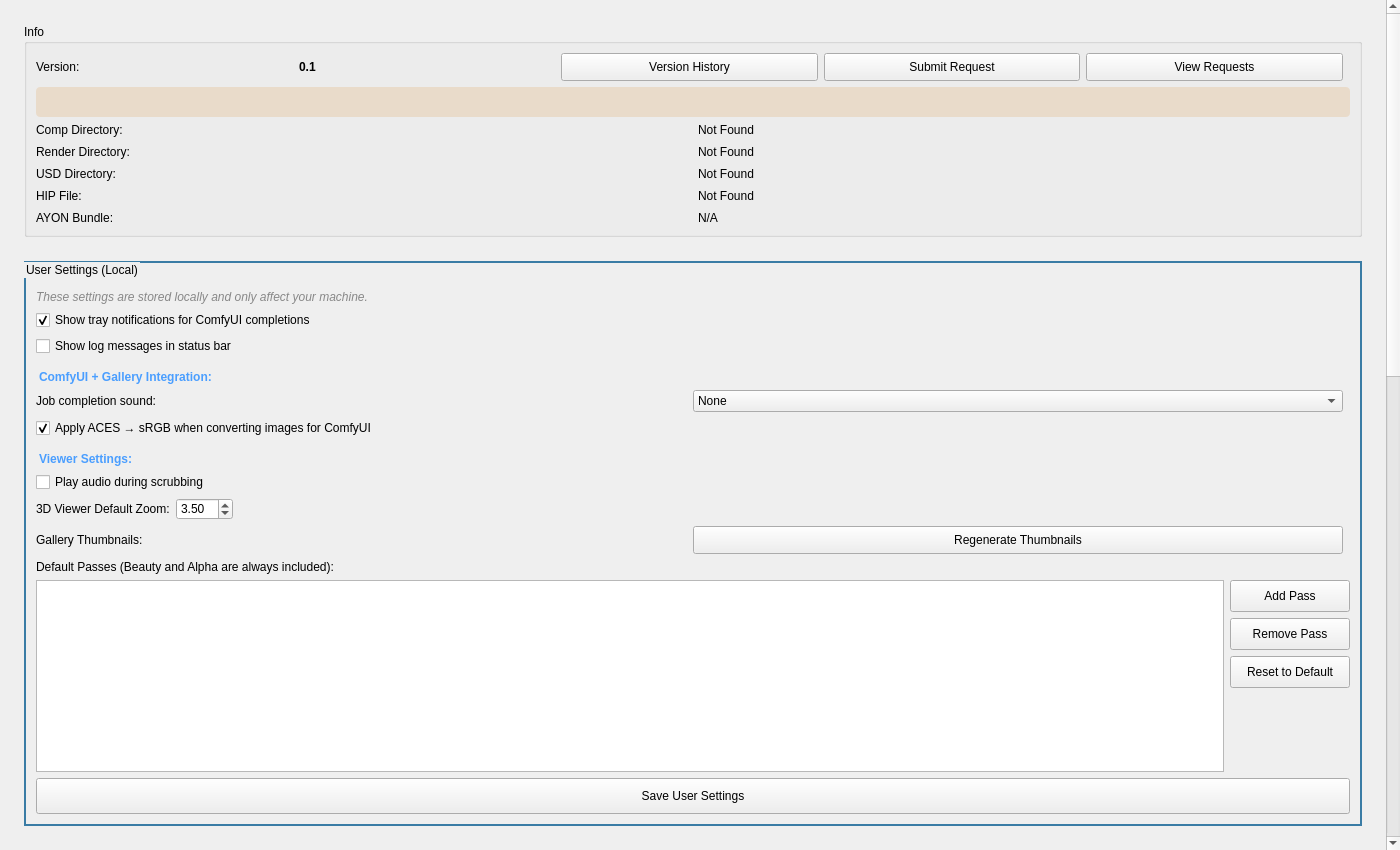
Old version of the form resources/ui/tabs/settings.ui in the repository cpt-cabbage/luma_tools.
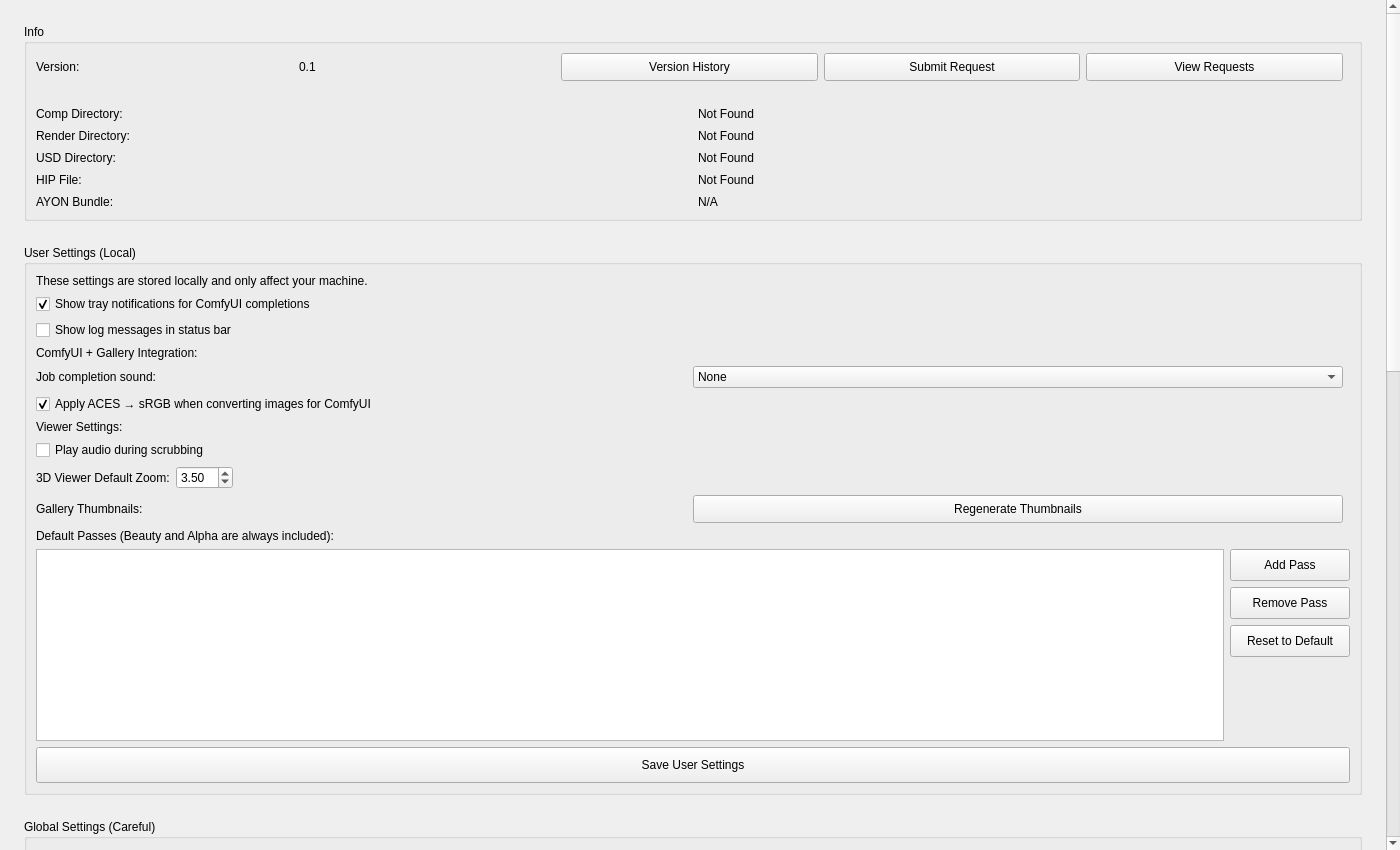
New version of the form.

Commit message: L6: Settings becomes navigable sections; strip .ui stylesheets

What changed in the file:
```diff
--- a/resources/ui/tabs/settings.ui
+++ b/resources/ui/tabs/settings.ui
@@ -79,9 +79,6 @@
               <property name="text">
                <string>0.1</string>
               </property>
-              <property name="styleSheet">
-               <string>font-weight: bold;</string>
-              </property>
              </widget>
             </item>
             <item>
@@ -158,9 +155,6 @@
             <property name="text">
              <string></string>
             </property>
-            <property name="styleSheet">
-             <string>color: #f59e0b; font-weight: bold; padding: 8px; background-color: rgba(217, 119, 6, 0.15); border-radius: 4px;</string>
-            </property>
             <property name="wordWrap">
              <bool>true</bool>
             </property>
@@ -275,18 +269,12 @@
          <property name="toolTip">
           <string>Personal settings stored locally - these only affect your machine</string>
          </property>
-         <property name="styleSheet">
-          <string>QGroupBox#userSettingsGroupBox { border: 2px solid #3a7ca5; }</string>
-         </property>
          <layout class="QVBoxLayout" name="userSettingsLayout">
           <item>
            <widget class="QLabel" name="userSettingsLabel">
             <property name="text">
              <string>These settings are stored locally and only affect your machine.</string>
             </property>
-            <property name="styleSheet">
-             <string>color: #888888; font-style: italic;</string>
-            </property>
             <property name="wordWrap">
              <bool>true</bool>
             </property>
@@ -323,9 +311,6 @@
             <property name="text">
              <string>ComfyUI + Gallery Integration:</string>
             </property>
-            <property name="styleSheet">
-             <string>color: #4a9eff; font-weight: bold; margin-top: 8px;</string>
-            </property>
            </widget>
           </item>
           <item>
@@ -389,9 +374,6 @@
             <property name="text">
              <string>Viewer Settings:</string>
             </property>
-            <property name="styleSheet">
-             <string>color: #4a9eff; font-weight: bold; margin-top: 8px;</string>
-            </property>
            </widget>
           </item>
           <item>
@@ -627,9 +609,6 @@
          <property name="toolTip">
           <string>Configure shared settings that apply to all users - requires admin access to modify</string>
          </property>
-         <property name="styleSheet">
-          <string>QGroupBox { border: 2px solid #d97706; }</string>
-         </property>
          <layout class="QVBoxLayout" name="globalSettingsLayout">
           <item>
            <widget class="QLabel" name="globalSettingsLabel">
```
Left out of the diff: 30 changed lines with no effect on the pictures. The commit also changes 13 other files.
